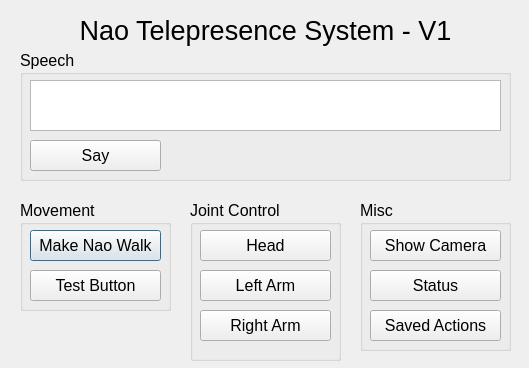
Before: the Qt Designer form gui/main_window.ui in PrakashW94/fyp-telepresence, drawn with Qt 5.
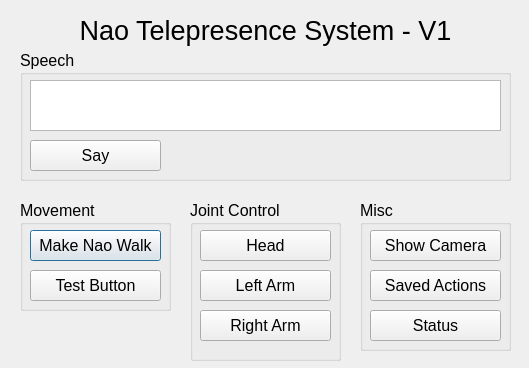
After: the same form once the commit is applied.

Patch:
```diff
--- a/gui/main_window.ui
+++ b/gui/main_window.ui
@@ -236,7 +236,7 @@
     <property name="geometry">
      <rect>
       <x>10</x>
-      <y>70</y>
+      <y>110</y>
       <width>131</width>
       <height>31</height>
      </rect>
@@ -249,7 +249,7 @@
     <property name="geometry">
      <rect>
       <x>10</x>
-      <y>110</y>
+      <y>70</y>
       <width>131</width>
       <height>31</height>
      </rect>
```
